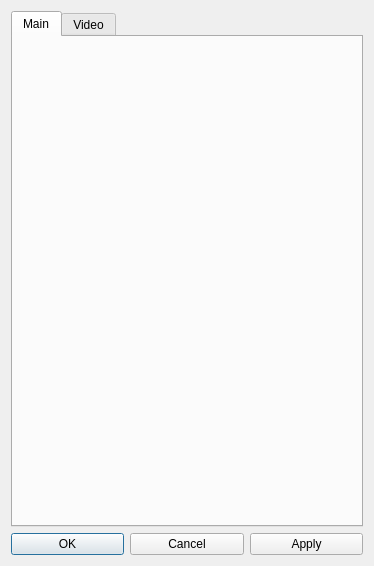
Before: the Qt Designer form src/designer/settings.ui in marsinstituteSC/MissionControl, drawn with Qt 5.
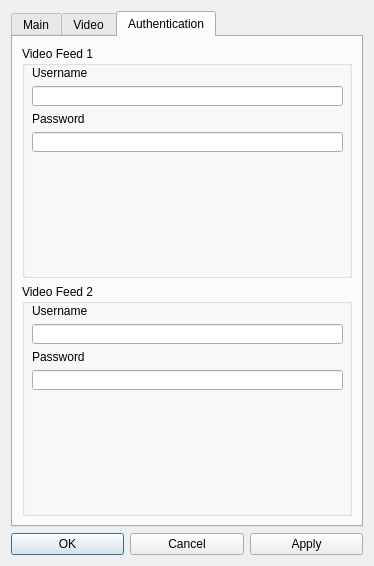
After: the same form once the commit is applied.

Commit message:
- Changed camera window to be main child
- Changed toolbar for main window to open camera window and settings.

Patch:
```diff
--- a/src/designer/settings.ui
+++ b/src/designer/settings.ui
@@ -51,7 +51,7 @@
    <item row="0" column="1">
     <widget class="QTabWidget" name="properties_tab">
      <property name="currentIndex">
-      <number>0</number>
+      <number>2</number>
      </property>
      <widget class="QWidget" name="main_window_tab">
       <attribute name="title">
@@ -227,6 +227,119 @@
        </item>
       </layout>
      </widget>
+     <widget class="QWidget" name="auth_window_tab">
+      <attribute name="title">
+       <string>Authentication</string>
+      </attribute>
+      <layout class="QGridLayout" name="gridLayout_8">
+       <item row="0" column="0">
+        <widget class="QGroupBox" name="groupBox_4">
+         <property name="title">
+          <string>Video Feed 1</string>
+         </property>
+         <widget class="QWidget" name="">
+          <property name="geometry">
+           <rect>
+            <x>10</x>
+            <y>20</y>
+            <width>311</width>
+            <height>86</height>
+           </rect>
+          </property>
+          <layout class="QVBoxLayout" name="verticalLayout_5">
+           <item>
+            <widget class="QLabel" name="label_9">
+             <property name="text">
+              <string>Username</string>
+             </property>
+            </widget>
+           </item>
+           <item>
+            <widget class="QLineEdit" name="video1_username">
+             <property name="maximumSize">
+              <size>
+               <width>16777215</width>
+               <height>16777215</height>
+              </size>
+             </property>
+            </widget>
+           </item>
+           <item>
+            <widget class="QLabel" name="label_10">
+             <property name="text">
+              <string>Password</string>
+             </property>
+            </widget>
+           </item>
+           <item>
+            <widget class="QLineEdit" name="video1_password">
+             <property name="toolTip">
+              <string>&lt;html&gt;&lt;head/&gt;&lt;body&gt;&lt;p&gt;For a local video, write the location of the file and leave the port blank.&lt;/p&gt;&lt;/body&gt;&lt;/html&gt;</string>
+             </property>
+             <property name="echoMode">
+              <enum>QLineEdit::Password</enum>
+             </property>
+            </widget>
+           </item>
+          </layout>
+         </widget>
+        </widget>
+       </item>
+       <item row="1" column="0">
+        <widget class="QGroupBox" name="groupBox_3">
+         <property name="title">
+          <string>Video Feed 2</string>
+         </property>
+         <widget class="QWidget" name="layoutWidget">
+          <property name="geometry">
+           <rect>
+            <x>10</x>
+            <y>20</y>
+            <width>311</width>
+            <height>86</height>
+           </rect>
+          </property>
+          <layout class="QVBoxLayout" name="verticalLayout_6">
+           <item>
+            <widget class="QLabel" name="label_11">
+             <property name="text">
+              <string>Username</string>
+             </property>
+            </widget>
+           </item>
+           <item>
+            <widget class="QLineEdit" name="video1_username_2">
+             <property name="maximumSize">
+              <size>
+               <width>16777215</width>
+               <height>16777215</height>
+              </size>
+             </property>
+            </widget>
+           </item>
+           <item>
+            <widget class="QLabel" name="label_12">
+             <property name="text">
+              <string>Password</string>
+             </property>
+            </widget>
+           </item>
+           <item>
+            <widget class="QLineEdit" name="video1_password_2">
+             <property name="toolTip">
+              <string>&lt;html&gt;&lt;head/&gt;&lt;body&gt;&lt;p&gt;For a local video, write the location of the file and leave the port blank.&lt;/p&gt;&lt;/body&gt;&lt;/html&gt;</string>
+             </property>
+             <property name="echoMode">
+              <enum>QLineEdit::Password</enum>
+             </property>
+            </widget>
+           </item>
+          </layout>
+         </widget>
+        </widget>
+       </item>
+      </layout>
+     </widget>
     </widget>
    </item>
   </layout>
```
The commit also changes 5 other files.
